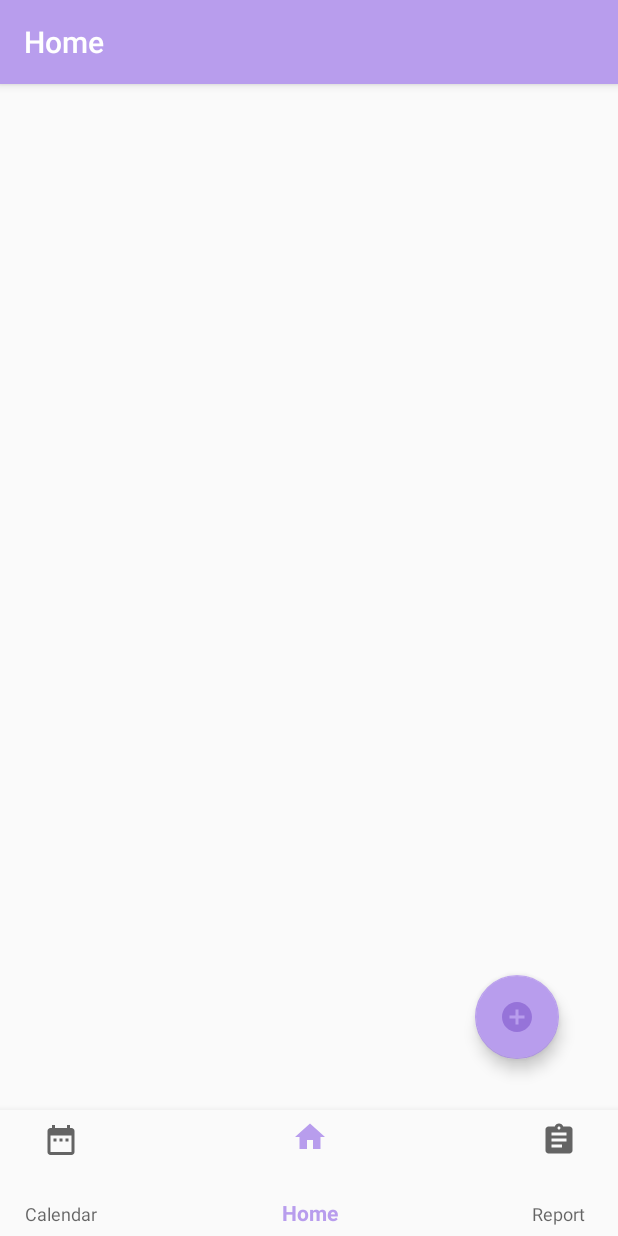
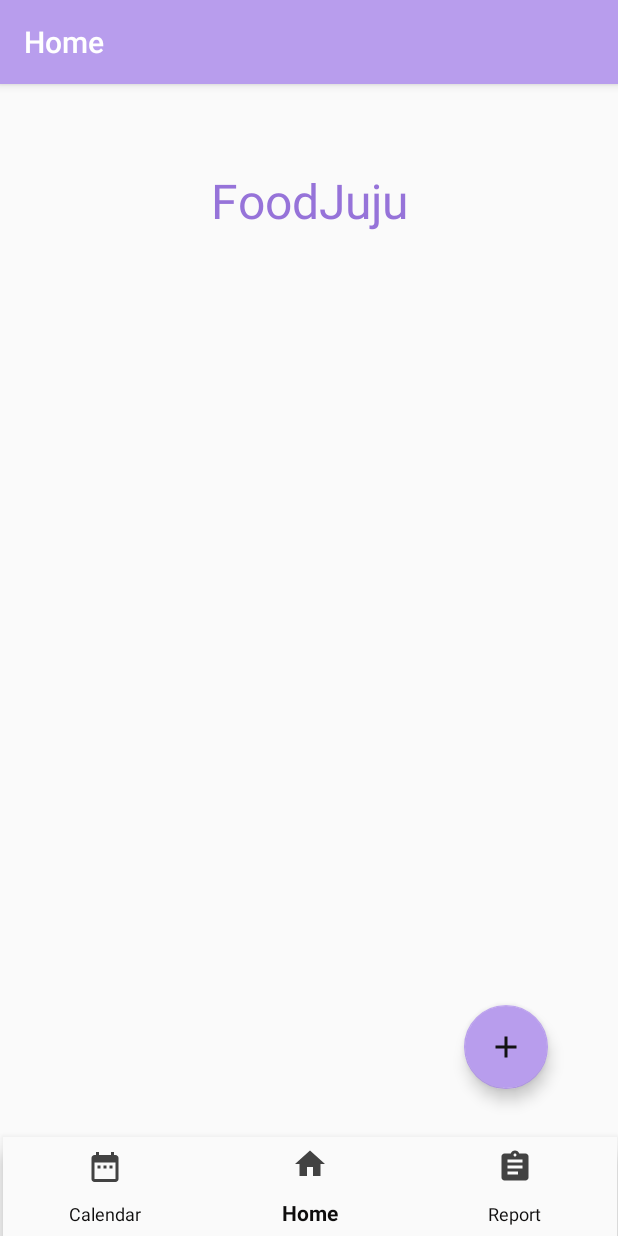
Before and after one commit to hopejoy58/FoodJuJu, an Android app: the screen it shows after launch (MainActivity), on a phone screen of 412 x 824 dp. Run offline under Robolectric (Android 15) with nearby library versions, the phone set to English and light mode, and no system bars; our stand-ins replace navigation-ui; 1 statement that could not run was skipped.

Commit message:
Fixed add icon, adjusted layout

```diff
--- /dev/null
+++ b/app/src/main/res/drawable/ic_add_24dp.xml
@@ -0,0 +1,5 @@
+<vector android:height="24dp" android:tint="#121213"
+    android:viewportHeight="24.0" android:viewportWidth="24.0"
+    android:width="24dp" xmlns:android="http://schemas.android.com/apk/res/android">
+    <path android:fillColor="#FF000000" android:pathData="M19,13h-6v6h-2v-6H5v-2h6V5h2v6h6v2z"/>
+</vector>
--- a/app/src/main/res/drawable/ic_add_circle_24dp.xml
+++ /dev/null
@@ -1,10 +0,0 @@
-<vector android:height="24dp"
-        android:tint="#9673D9"
-        android:viewportHeight="24.0"
-        android:viewportWidth="24.0"
-        android:width="24dp"
-        xmlns:android="http://schemas.android.com/apk/res/android">
-    <path
-        android:fillColor="#FF000000"
-        android:pathData="M12,2C6.48,2 2,6.48 2,12s4.48,10 10,10 10,-4.48 10,-10S17.52,2 12,2zM17,13h-4v4h-2v-4L7,13v-2h4L11,7h2v4h4v2z"/>
-</vector>
--- a/app/src/main/res/layout/activity_main.xml
+++ b/app/src/main/res/layout/activity_main.xml
@@ -8,12 +8,28 @@
     android:layout_height="match_parent"
     android:paddingTop="?attr/actionBarSize" >
 
+    <TextView
+        android:id="@+id/textView"
+        android:layout_width="wrap_content"
+        android:layout_height="wrap_content"
+        android:layout_marginTop="0dp"
+        android:text="FoodJuju"
+        android:textAppearance="@style/TextAppearance.AppCompat.Display1"
+        android:textColor="@color/colorPrimaryDark"
+        android:textSize="32sp"
+        app:layout_constraintEnd_toEndOf="parent"
+        app:layout_constraintStart_toStartOf="parent"
+        app:layout_constraintTop_toTopOf="parent" />
+
     <com.google.android.material.bottomnavigation.BottomNavigationView
         android:id="@+id/nav_view"
-        android:layout_width="498dp"
-        android:layout_height="84dp"
+        android:layout_width="409dp"
+        android:layout_height="66dp"
         android:background="?android:attr/windowBackground"
+        app:itemIconTint="@color/cardview_dark_background"
+        app:itemTextColor="#0E0D0D"
         app:layout_constraintBottom_toBottomOf="parent"
+        app:layout_constraintHorizontal_bias="0.818"
         app:layout_constraintLeft_toLeftOf="parent"
         app:layout_constraintRight_toRightOf="parent"
         app:menu="@menu/bottom_nav_menu" />
@@ -21,15 +37,15 @@
     <fragment
         android:id="@+id/nav_host_fragment"
         android:name="androidx.navigation.fragment.NavHostFragment"
-        android:layout_width="507dp"
-        android:layout_height="876dp"
+        android:layout_width="400dp"
+        android:layout_height="636dp"
         app:defaultNavHost="true"
         app:layout_constraintBottom_toTopOf="@id/nav_view"
-        app:layout_constraintHorizontal_bias="1.0"
+        app:layout_constraintHorizontal_bias="0.454"
         app:layout_constraintLeft_toLeftOf="parent"
         app:layout_constraintRight_toRightOf="parent"
         app:layout_constraintTop_toTopOf="parent"
-        app:layout_constraintVertical_bias="0.786"
+        app:layout_constraintVertical_bias="1.0"
         app:navGraph="@navigation/mobile_navigation" />
 
 
--- a/app/src/main/res/layout/fragment_home.xml
+++ b/app/src/main/res/layout/fragment_home.xml
@@ -8,18 +8,6 @@
     android:layout_height="match_parent"
     android:paddingTop="?attr/actionBarSize" >
 
-    <TextView
-        android:id="@+id/textView"
-        android:layout_width="wrap_content"
-        android:layout_height="wrap_content"
-        android:text="FoodJuju"
-        android:textAppearance="@style/TextAppearance.AppCompat.Display1"
-        android:textColor="@color/colorPrimaryDark"
-        android:textSize="32sp"
-        app:layout_constraintEnd_toEndOf="parent"
-        app:layout_constraintStart_toStartOf="parent"
-        app:layout_constraintTop_toTopOf="parent" />
-
 
     <com.google.android.material.floatingactionbutton.FloatingActionButton
         android:id="@+id/floatingActionButton"
@@ -27,12 +15,12 @@
         android:layout_height="wrap_content"
         android:layout_marginEnd="40dp"
         android:layout_marginRight="40dp"
-        android:layout_marginBottom="88dp"
+        android:layout_marginBottom="32dp"
         android:clickable="true"
         android:onClick="openNewEntry"
         app:backgroundTint="@color/colorPrimary"
         app:layout_constraintBottom_toBottomOf="parent"
         app:layout_constraintEnd_toEndOf="parent"
-        app:srcCompat="@drawable/ic_add_circle_24dp" />
+        app:srcCompat="@drawable/ic_add_24dp" />
 
 </androidx.constraintlayout.widget.ConstraintLayout>
```
Also changed, not shown: app/src/main/res/layout/fragment_calendar.xml (+12 -0 lines), app/src/main/res/layout/fragment_entry.xml (+7 -4 lines).
